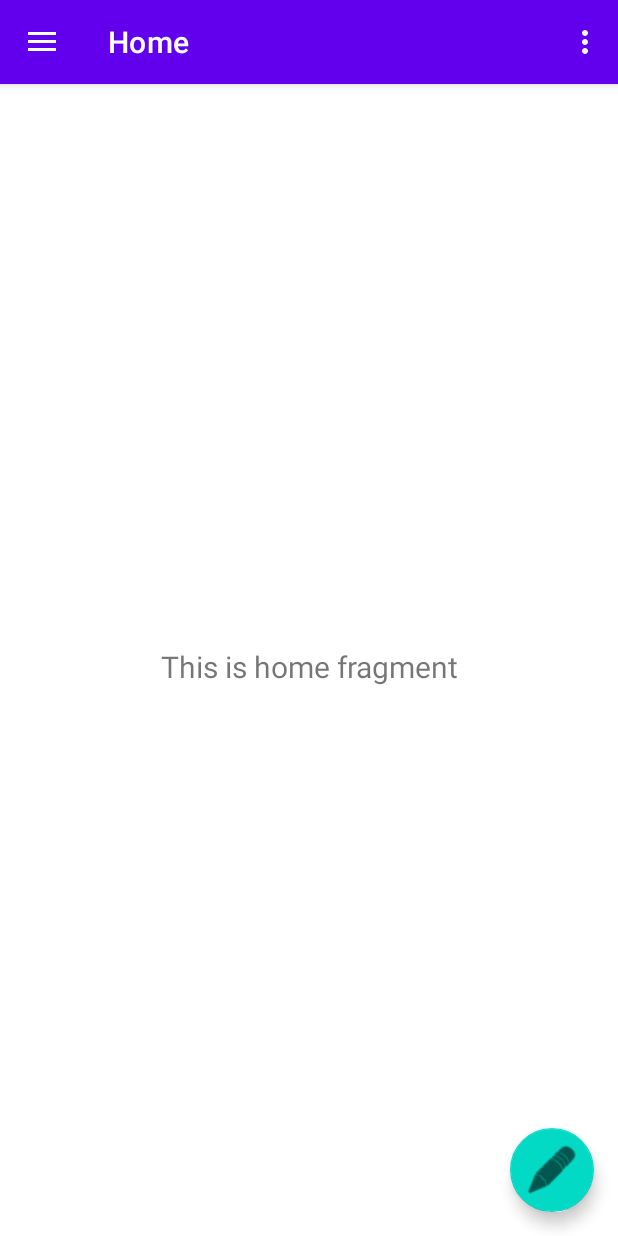
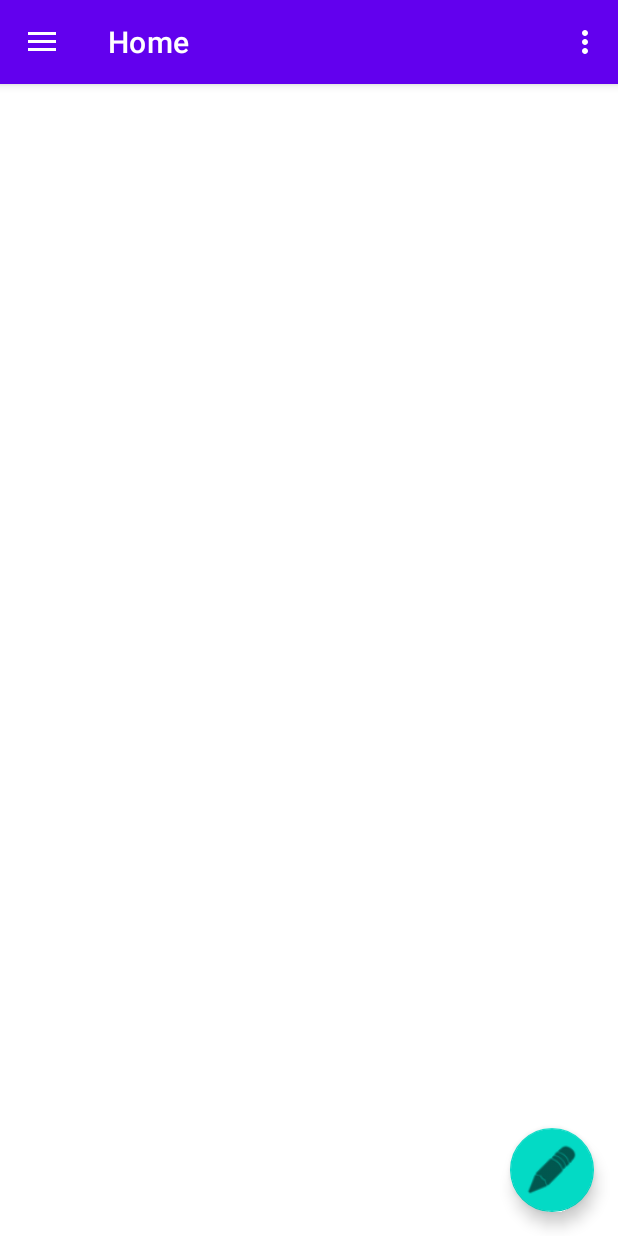
Before and after one commit to brendanpward/keypad, an Android app: the screen it shows after launch (MainActivity), on a phone screen of 412 x 824 dp. Run offline under Robolectric (Android 15) with nearby library versions, the phone set to English and light mode, and no system bars; our stand-ins replace navigation-ui.

Commit message:
Remove text from HomeFragment

```diff
--- a/app/src/main/java/org/brendanpward/keypad/ui/home/HomeFragment.java
+++ b/app/src/main/java/org/brendanpward/keypad/ui/home/HomeFragment.java
@@ -24,8 +24,8 @@
         binding = FragmentHomeBinding.inflate(inflater, container, false);
         View root = binding.getRoot();
 
-        final TextView textView = binding.textHome;
-        homeViewModel.getText().observe(getViewLifecycleOwner(), textView::setText);
+        //final TextView textView = binding.textHome;
+        //homeViewModel.getText().observe(getViewLifecycleOwner(), textView::setText);
         return root;
     }
 
--- a/app/src/main/res/layout/fragment_home.xml
+++ b/app/src/main/res/layout/fragment_home.xml
@@ -4,19 +4,4 @@
     xmlns:tools="http://schemas.android.com/tools"
     android:layout_width="match_parent"
     android:layout_height="match_parent"
-    tools:context=".ui.home.HomeFragment">
-
-    <TextView
-        android:id="@+id/text_home"
-        android:layout_width="match_parent"
-        android:layout_height="wrap_content"
-        android:layout_marginStart="8dp"
-        android:layout_marginTop="8dp"
-        android:layout_marginEnd="8dp"
-        android:textAlignment="center"
-        android:textSize="20sp"
-        app:layout_constraintBottom_toBottomOf="parent"
-        app:layout_constraintEnd_toEndOf="parent"
-        app:layout_constraintStart_toStartOf="parent"
-        app:layout_constraintTop_toTopOf="parent" />
-</androidx.constraintlayout.widget.ConstraintLayout>
+    tools:context=".ui.home.HomeFragment"/>
```
